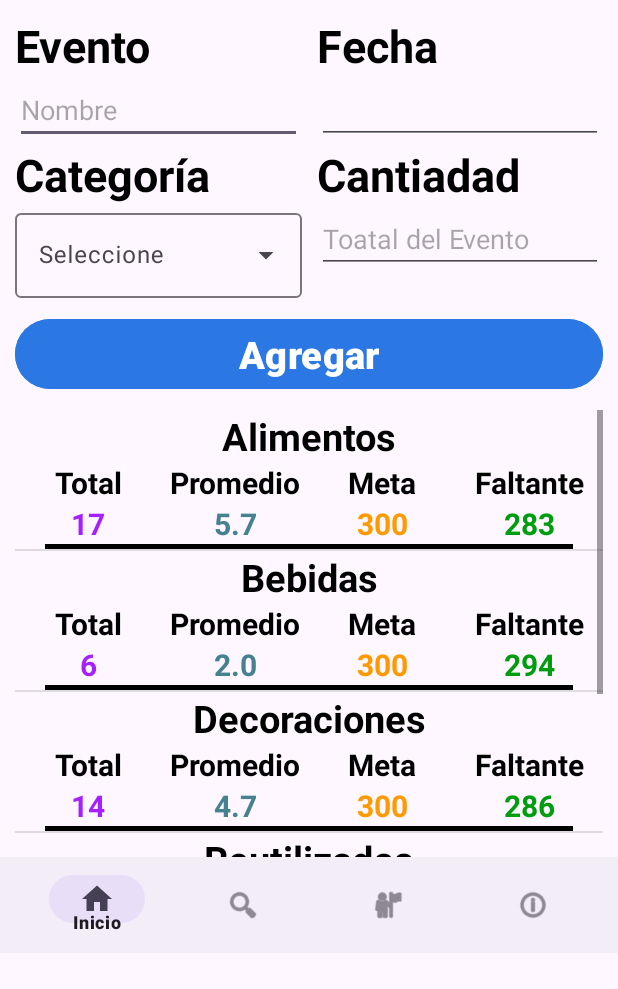
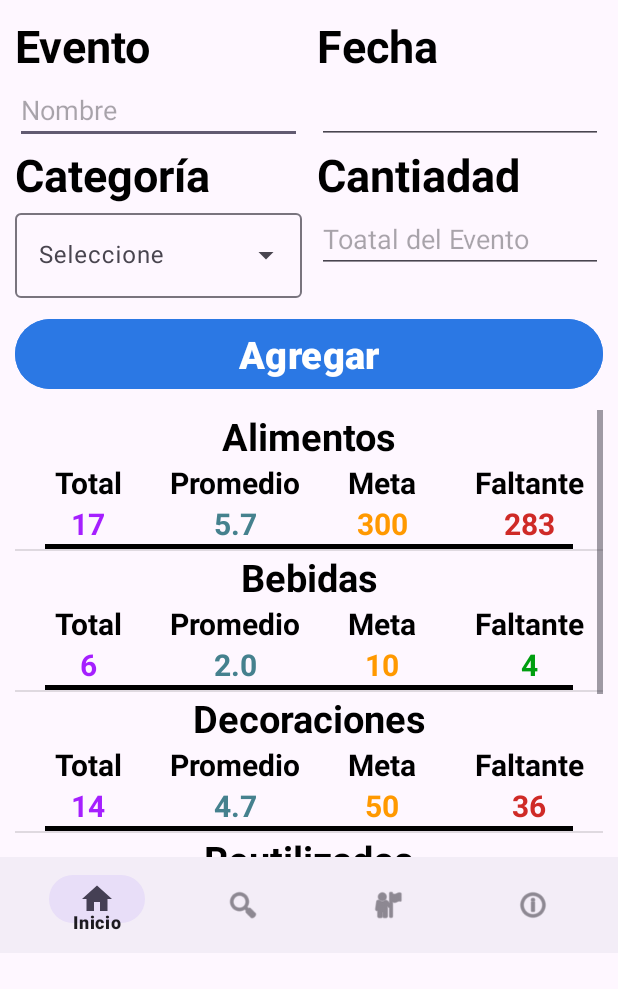
Before and after one commit to SantiagoNoguera/AplicacionesMovilesIntermedio, an Android app: the CategoriesActivity screen opened directly, with no data from a screen before it, on a phone screen of 412 x 824 dp, the part 188-1177 px from its top. Run offline under Robolectric (Android 15) with nearby library versions, the phone set to English and light mode, and no system bars.

Commit message:
Establecer color según faltante para alcanzar la meta establecida.

```diff
--- a/app/src/main/java/com/atenea/ecoevent/CategoriesActivity.java
+++ b/app/src/main/java/com/atenea/ecoevent/CategoriesActivity.java
@@ -153,10 +153,10 @@ public class CategoriesActivity extends AppCompatActivity {
         Integer meta = 300;
 
         categories.add(new Category(items[0], totalFood, Float.valueOf(totalFood) / events.size(), meta, meta - totalFood));
-        categories.add(new Category(items[1], totalDrink, Float.valueOf(totalDrink) / events.size(), meta, meta - totalDrink));
-        categories.add(new Category(items[2], totalDecoration, Float.valueOf(totalDecoration) / events.size(), meta, meta - totalDecoration));
+        categories.add(new Category(items[1], totalDrink, Float.valueOf(totalDrink) / events.size(), 10, 10 - totalDrink));
+        categories.add(new Category(items[2], totalDecoration, Float.valueOf(totalDecoration) / events.size(), 50, 50 - totalDecoration));
         categories.add(new Category(items[3], totalReused, Float.valueOf(totalReused) / events.size(), meta, meta - totalReused));
-        categories.add(new Category(items[4], totalRecycled, Float.valueOf(totalRecycled) / events.size(), meta, meta - totalRecycled));
+        categories.add(new Category(items[4], totalRecycled, Float.valueOf(totalRecycled) / events.size(), 150, 150 - totalRecycled));
 
         CategoryAdapter adapter = new CategoryAdapter(this, categories);
         categoriesInformationLV.setAdapter(adapter);
--- a/app/src/main/java/com/atenea/ecoevent/CategoryAdapter.java
+++ b/app/src/main/java/com/atenea/ecoevent/CategoryAdapter.java
@@ -46,6 +46,14 @@ public class CategoryAdapter extends ArrayAdapter<Category> {
         mediaTV.setText(String.valueOf(format.format(category.getMedia())));
 
         metaTV.setText(String.valueOf(category.getMeta()));
+
+        if (category.getMissing() <= category.getMeta() / 2) {
+            missingTV.setTextColor(convertView.getResources().getColor(R.color.success));
+        }
+        else {
+            missingTV.setTextColor(convertView.getResources().getColor(R.color.error));
+        }
+
         missingTV.setText(String.valueOf(category.getMissing()));
 
         return convertView;
```
